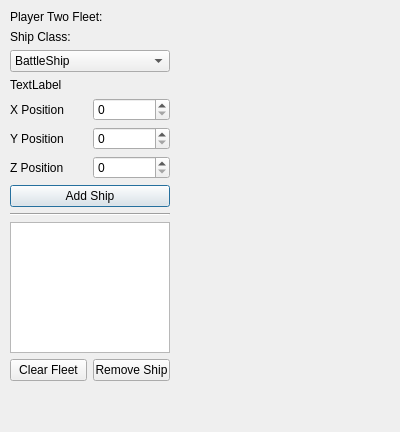
Old version of the form teamtwomenu.ui in the repository BenjaminHCheung/Starship-Chess.
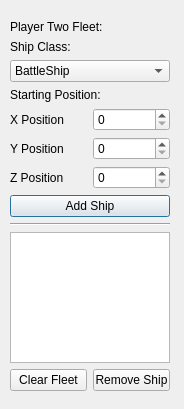
New version of the form.

The edit to the form file:
```diff
--- a/teamtwomenu.ui
+++ b/teamtwomenu.ui
@@ -6,8 +6,8 @@
    <rect>
     <x>0</x>
     <y>0</y>
-    <width>400</width>
-    <height>432</height>
+    <width>184</width>
+    <height>409</height>
    </rect>
   </property>
   <property name="windowTitle">
@@ -17,7 +17,7 @@
    <property name="geometry">
     <rect>
      <x>10</x>
-     <y>10</y>
+     <y>20</y>
      <width>160</width>
      <height>371</height>
     </rect>
@@ -64,7 +64,7 @@
     <item>
      <widget class="QLabel" name="label_3">
       <property name="text">
-       <string>TextLabel</string>
+       <string>Starting Position:</string>
       </property>
      </widget>
     </item>
```
